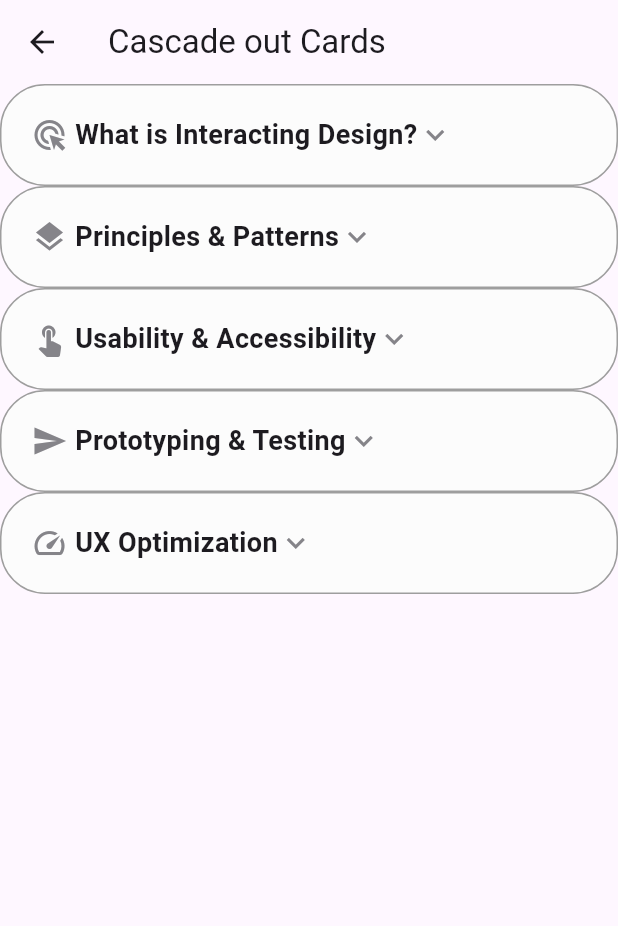
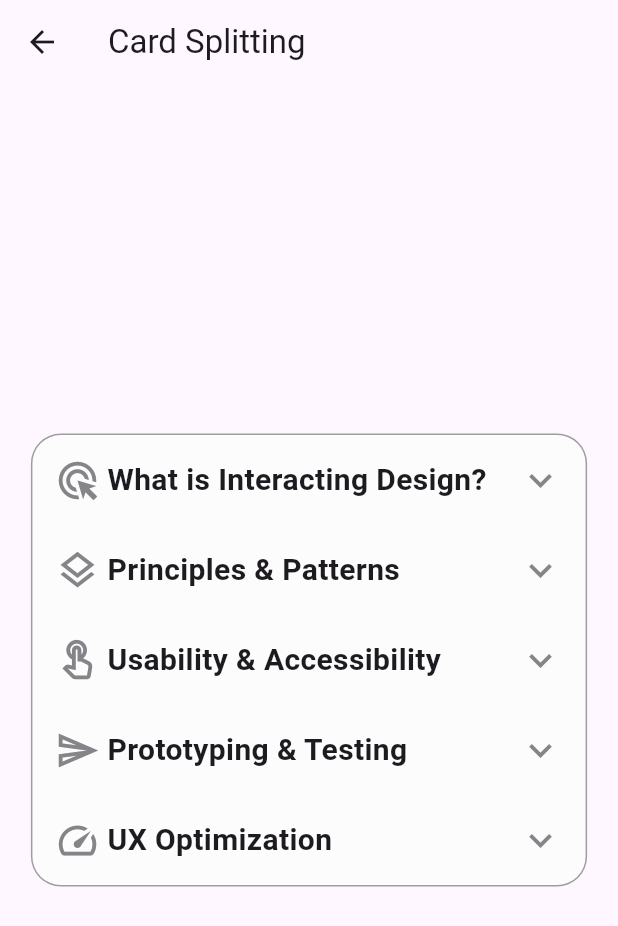
Before and after one commit to prosmaw/flutter_custom_widgets, a Flutter app: the CardSplitting screen opened directly, on a phone screen of 412 x 824 dp. Shown: the top 926 px of the screen. Run offline on Flutter 3.47's test engine with Material 3 defaults, Android fonts, the phone set to English and light mode, and no system bars; our stand-ins replace flutter_svg.

Commit message:
feat: card splitting completed

```diff
--- a/lib/widgets/card_splitting.dart
+++ b/lib/widgets/card_splitting.dart
@@ -1,4 +1,6 @@
+import 'package:custom_widgets/data/card_splitting_data.dart';
 import 'package:flutter/material.dart';
+import 'package:flutter/physics.dart';
 
 class CardSplitting extends StatefulWidget {
   const CardSplitting({super.key});
@@ -7,109 +9,203 @@ class CardSplitting extends StatefulWidget {
   State<CardSplitting> createState() => _CardSplittingState();
 }
 
-class _CardSplittingState extends State<CardSplitting> {
-  List<SplittingItemModel> items = [
-    SplittingItemModel(
-        title: "What is Interacting Design?",
-        detail: "Designing how users interact with digital interfaces with"
-            "intuitive experiences.",
-        icon: Icons.ads_click),
-    SplittingItemModel(
-        title: "Principles & Patterns",
-        detail: "Fundamental guidelines and repeated solutions that ensure"
-            "consistency and usability  in design.",
-        icon: Icons.layers),
-    SplittingItemModel(
-        title: "Usability & Accessibility",
-        detail: "Focusing on making digital designs easy to use and accessible"
-            "for everyone, including those with disabilities.",
-        icon: Icons.touch_app),
-    SplittingItemModel(
-        title: "Prototyping & Testing",
-        detail: "Designing how users interact with digital interfaces with"
-            "intuitive experiences.",
-        icon: Icons.send),
-    SplittingItemModel(
-        title: "UX Optimization",
-        detail: "Improving the overall user experience by enhancing usability"
-            "and satisfaction.",
-        icon: Icons.speed),
-  ];
+class _CardSplittingState extends State<CardSplitting>
+    with TickerProviderStateMixin {
+  int itemSelected = -1;
+  int lastSlected = -1;
+
+  late AnimationController controller = AnimationController(vsync: this);
+
+  SpringSimulation springSimulation = SpringSimulation(
+      const SpringDescription(mass: 1, stiffness: 150, damping: 5.0),
+      0.0,
+      1.0,
+      0.0);
+
+  //space between item title and detail
+  Animation<double> spaceTween = const AlwaysStoppedAnimation(0);
+  //angle of the arrow icon
+  Animation<double> angleTween = const AlwaysStoppedAnimation(0);
+
+  void onItemClicked(bool isExpanded, int index) {
+    if (isExpanded) {
+      //collapse the selected item
+      setState(() {
+        spaceTween = Tween(begin: 10.0, end: 0.0).animate(controller);
+        angleTween = Tween(begin: 3.14, end: 0.0).animate(controller);
+
+        controller.animateWith(springSimulation);
+
+        lastSlected = itemSelected;
+        itemSelected = -1;
+      });
+    } else {
+      //expand the selected item
+      setState(() {
+        lastSlected = itemSelected;
+        itemSelected = index;
+
+        controller.animateWith(springSimulation);
+      });
+    }
+  }
+
+  @override
+  void dispose() {
+    controller.dispose();
+    super.dispose();
+  }
+
   @override
   Widget build(BuildContext context) {
+    double width = MediaQuery.of(context).size.width;
     return Scaffold(
       appBar: AppBar(
-        title: const Text("Cascade out Cards"),
+        title: const Text("Card Splitting"),
       ),
-      body: Center(
+      body: AnimatedBuilder(
+          animation: controller,
+          builder: (context, child) {
+            return Center(
+              child: SizedBox(
+                width: width * 0.9,
                 child: Column(
+                  mainAxisSize: MainAxisSize.min,
                   children: List.generate(items.length, (index) {
-            return SplittingItem(
+                    //expand the selected item
+                    bool isExpanded = index == itemSelected;
+
+                    //isFirst is used to set the top border color
+                    bool isFirst = index == 0 || //first item
+                        index ==
+                            itemSelected + 1 || //item below the selected item
+                        index == itemSelected; //selected item
+
+                    //isLast is used to set the bottom border color
+                    bool isLast = index == items.length - 1 ||
+                        index == itemSelected - 1 ||
+                        index == itemSelected;
+
+                    //update space and angle tween for the selected item
+                    if (itemSelected == index) {
+                      spaceTween =
+                          Tween(begin: 0.0, end: 10.0).animate(controller);
+                      angleTween =
+                          Tween(begin: 0.0, end: 3.14).animate(controller);
+                    } else if (index == lastSlected) {
+                      //update space and angle tween for the last selected item
+                      spaceTween =
+                          Tween(begin: 10.0, end: 0.0).animate(controller);
+                      angleTween =
+                          Tween(begin: 3.14, end: 0.0).animate(controller);
+                    } else {
+                      //set space and angle tween to default
+                      spaceTween = const AlwaysStoppedAnimation(0);
+                      angleTween = const AlwaysStoppedAnimation(0);
+                    }
+                    return GestureDetector(
+                      onTap: () {
+                        onItemClicked(isExpanded, index);
+                      },
+                      child: SplittingItem(
                         title: items[index].title,
                         detail: items[index].detail,
-                icon: items[index].icon);
+                        icon: items[index].icon,
+                        isExpanded: isExpanded,
+                        isFirst: isFirst,
+                        isLast: isLast,
+                        space: spaceTween.value,
+                        angle: angleTween.value,
+                      ),
+                    );
                   }),
                 ),
               ),
             );
+          }),
+    );
   }
 }
 
-class SplittingItem extends StatefulWidget {
+class SplittingItem extends StatelessWidget {
   final String title, detail;
   final IconData icon;
+  final bool isExpanded, isFirst, isLast;
+  final double space, angle;
   const SplittingItem(
       {super.key,
       required this.title,
+      required this.isExpanded,
       required this.detail,
-      required this.icon});
+      required this.icon,
+      required this.isFirst,
+      required this.isLast,
+      required this.angle,
+      required this.space});
 
-  @override
-  State<SplittingItem> createState() => _SplittingItemState();
-}
-
-class _SplittingItemState extends State<SplittingItem> {
   @override
   Widget build(BuildContext context) {
     return Container(
-      padding: const EdgeInsets.all(20),
+      padding: const EdgeInsets.all(15),
+      margin: isExpanded ? const EdgeInsets.symmetric(vertical: 10) : null,
       decoration: BoxDecoration(
-          borderRadius: BorderRadius.circular(30),
-          border: Border.all(color: Colors.grey),
+          borderRadius: BorderRadius.only(
+              topLeft: Radius.circular(isFirst ? 20 : 0),
+              topRight: Radius.circular(isFirst ? 20 : 0),
+              bottomLeft: Radius.circular(isLast ? 20 : 0),
+              bottomRight: Radius.circular(isLast ? 20 : 0)),
+          border: Border(
+              left: const BorderSide(color: Colors.grey),
+              right: const BorderSide(color: Colors.grey),
+              top: isFirst
+                  ? const BorderSide(color: Colors.grey)
+                  : BorderSide.none,
+              bottom: isLast
+                  ? const BorderSide(color: Colors.grey)
+                  : BorderSide.none),
           color: const Color.fromARGB(255, 252, 252, 252)),
       child: Column(
         children: [
           Row(
             children: [
               Icon(
-                widget.icon,
+                icon,
+                size: 30,
                 color: const Color.fromARGB(255, 133, 132, 137),
               ),
               const SizedBox(width: 5),
               Text(
-                widget.title,
+                title,
                 style:
-                    const TextStyle(fontWeight: FontWeight.bold, fontSize: 18),
+                    const TextStyle(fontWeight: FontWeight.bold, fontSize: 20),
               ),
-              const Align(
-                alignment: Alignment.centerLeft,
-                child: Icon(
+              Expanded(
+                child: Align(
+                  alignment: Alignment.centerRight,
+                  child: Transform.rotate(
+                    angle: angle,
+                    child: const Icon(
                       Icons.keyboard_arrow_down,
+                      size: 30,
                       color: Color.fromARGB(255, 133, 132, 137),
+                    ),
+                  ),
                 ),
               )
             ],
+          ),
+          SizedBox(height: space),
+          isExpanded
+              ? Text(
+                  detail,
+                  style: const TextStyle(
+                      fontSize: 18,
+                      fontWeight: FontWeight.w500,
+                      color: Color.fromARGB(255, 94, 94, 96)),
                 )
+              : const SizedBox(),
         ],
       ),
     );
   }
 }
-
-class SplittingItemModel {
-  String title, detail;
-  IconData icon;
-
-  SplittingItemModel(
-      {required this.title, required this.detail, required this.icon});
-}
```
Lines whose indentation alone changed are shown as unchanged.
